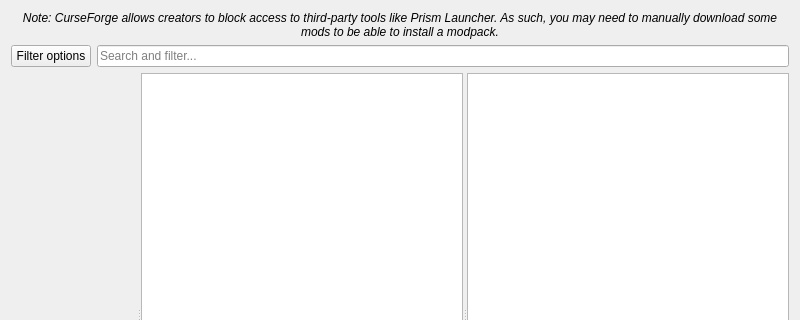
First picture: the form in launcher/ui/pages/modplatform/flame/FlamePage.ui, repository EzfranQ/launchervit, before the edit; both pictures show x 0 to 800 and y 0 to 320 of the 800 by 600 pixel window.
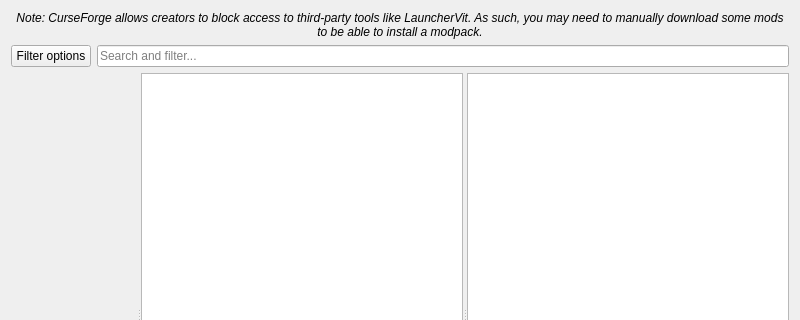
Second picture: the form after the edit. Custom widgets are drawn as their Qt base class.

```diff
--- a/launcher/ui/pages/modplatform/flame/FlamePage.ui
+++ b/launcher/ui/pages/modplatform/flame/FlamePage.ui
@@ -19,7 +19,7 @@
       </font>
      </property>
      <property name="text">
-      <string>Note: CurseForge allows creators to block access to third-party tools like Prism Launcher. As such, you may need to manually download some mods to be able to install a modpack.</string>
+      <string>Note: CurseForge allows creators to block access to third-party tools like LauncherVit. As such, you may need to manually download some mods to be able to install a modpack.</string>
      </property>
      <property name="alignment">
       <set>Qt::AlignCenter</set>
```
